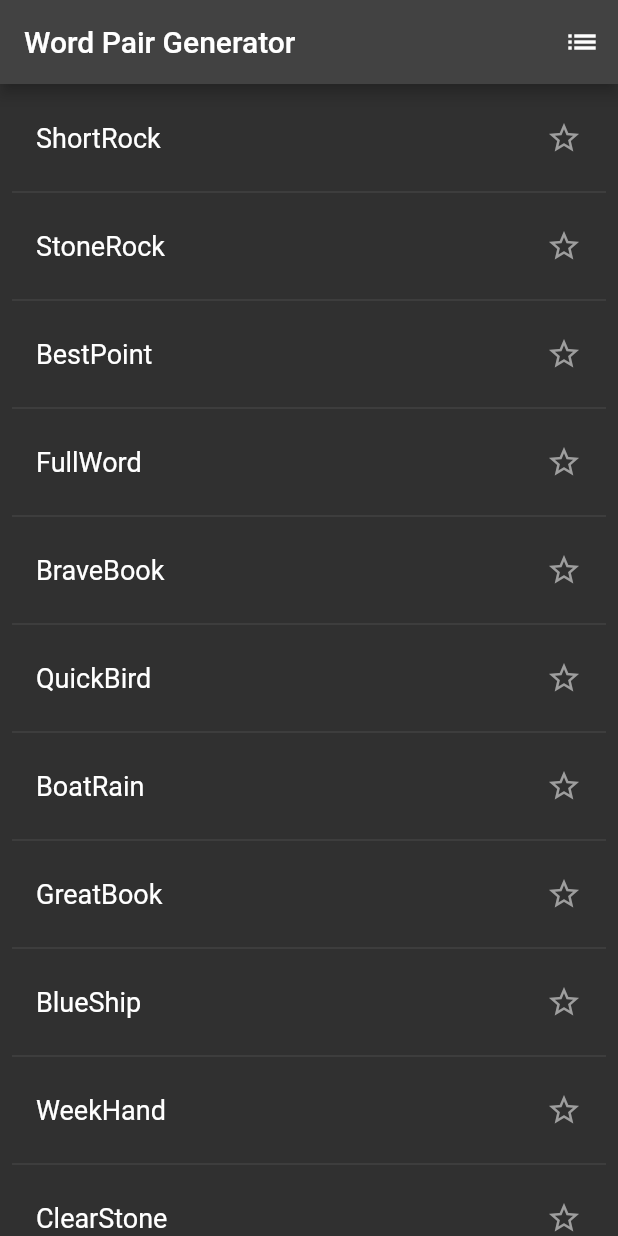
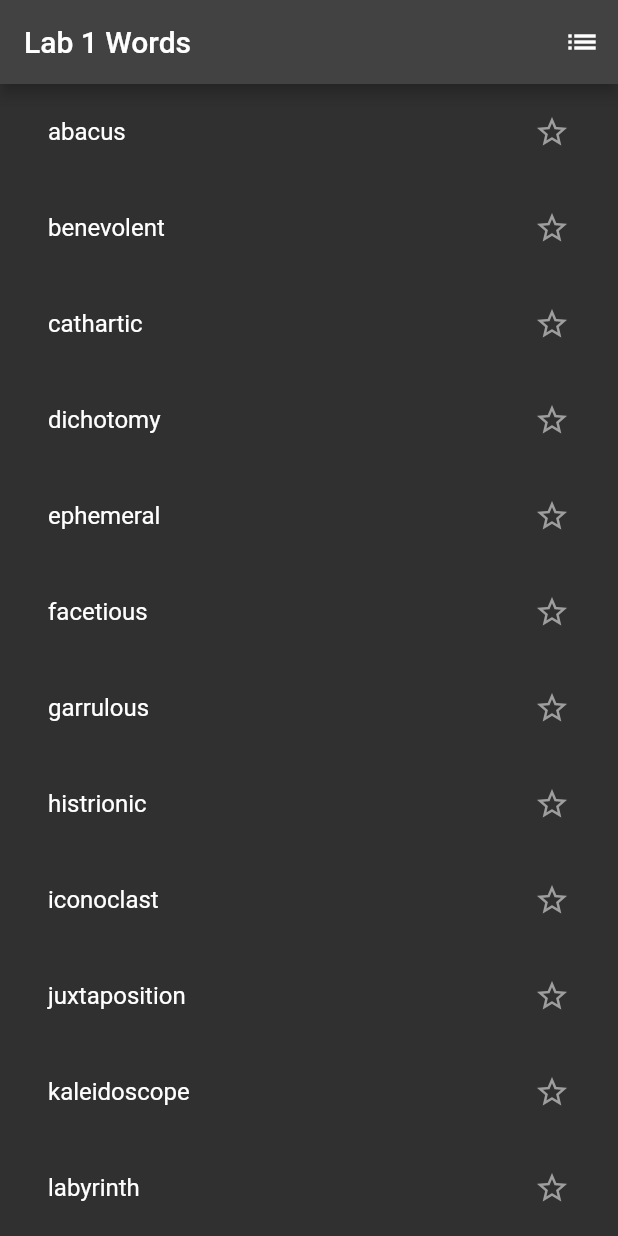
Before and after one commit to Jrod7938/CSC184_Lab_1, a Flutter app: the screen it shows after launch, on a phone screen of 412 x 824 dp. Run offline on Flutter 3.47's test engine with Material 2 defaults, Android fonts, the phone set to English and light mode, and no system bars.

Commit message:
added custom word list

```diff
--- /dev/null
+++ b/lib/data/words.dart
@@ -0,0 +1,38 @@
+import 'package:lab_1/model/lab_words.dart';
+
+final List<LabWord> labWords = [
+  LabWord('abacus', 'a frame with beads for counting'),
+  LabWord('benevolent', 'kind and generous'),
+  LabWord('cathartic', 'providing psychological relief'),
+  LabWord('dichotomy', 'a division into two contrasting parts'),
+  LabWord('ephemeral', 'lasting for a very short time'),
+  LabWord('facetious', 'treating serious issues with inappropriate humor'),
+  LabWord('garrulous', 'excessively talkative'),
+  LabWord('histrionic', 'overly theatrical or melodramatic'),
+  LabWord(
+      'iconoclast', 'a person who attacks cherished beliefs or institutions'),
+  LabWord('juxtaposition',
+      'the act of placing two things next to each other for comparison'),
+  LabWord('kaleidoscope', 'a antly changing pattern or sequence of elements'),
+  LabWord('labyrinth', 'a complicated irregular network of passages or paths'),
+  LabWord('mellifluous', 'sweet or musical; pleasant to hear'),
+  LabWord('nefarious', 'wicked or criminal'),
+  LabWord('obfuscate', 'to make something unclear or difficult to understand'),
+  LabWord('panacea', 'a solution or remedy for all problems or difficulties'),
+  LabWord('quintessential',
+      'representing the most perfect or typical example of a quality or class'),
+  LabWord('resilient', 'able to recover quickly from difficult conditions'),
+  LabWord('serendipity',
+      'the occurrence and development of events by chance in a happy or beneficial way'),
+  LabWord('taciturn', 'reserved or uncommunicative in speech; saying little'),
+  LabWord('ubiquitous', 'present, appearing, or found everywhere'),
+  LabWord('vexatious', 'causing annoyance, frustration, or worry'),
+  LabWord(
+      'wistful', 'having or showing a feeling of vague or regretful longing'),
+  LabWord('xenophobia',
+      'intense or irrational dislike or fear of people from other countries'),
+  LabWord('yoke',
+      'a wooden crosspiece that is fastened over the necks of two animals and attached to the plow or cart that they are to pull'),
+  LabWord('zealot',
+      'a person who is fanatical and uncompromising in pursuit of their religious, political, or other ideals'),
+];
--- a/lib/main.dart
+++ b/lib/main.dart
@@ -1,5 +1,5 @@
 import 'package:flutter/material.dart';
-import './random_words.dart';
+import 'view/random_words.dart';
 
 void main() {
   runApp(const MyApp());
--- /dev/null
+++ b/lib/model/lab_words.dart
@@ -0,0 +1,11 @@
+class LabWord {
+  LabWord(this.word, this.definition);
+
+  final String word;
+  final String definition;
+  var isSaved = false;
+
+  String getDefinition() {
+    return definition;
+  }
+}
--- a/lib/random_words.dart
+++ /dev/null
@@ -1,95 +0,0 @@
-import 'package:flutter/material.dart';
-import 'package:english_words/english_words.dart';
-
-class RandomWords extends StatefulWidget {
-  const RandomWords({super.key});
-
-  @override
-  RandomWordsState createState() => RandomWordsState();
-}
-
-class RandomWordsState extends State<RandomWords> {
-  final _randomWordPairs = <WordPair>[];
-  final _savedWordPairs = Set<WordPair>();
-
-  Widget _buildList() {
-    return ListView.builder(
-      padding: const EdgeInsets.all(8),
-      itemBuilder: (context, item) {
-        if (item.isOdd) return const Divider();
-
-        final index = item ~/ 2;
-
-        if (index >= _randomWordPairs.length) {
-          _randomWordPairs.addAll(generateWordPairs().take(10));
-        }
-
-        return _buildRow(_randomWordPairs[index]);
-      },
-    );
-  }
-
-  Widget _buildRow(WordPair pair) {
-    final alreadySaved = _savedWordPairs.contains(pair);
-
-    return ListTile(
-      title: Text(
-        pair.asPascalCase,
-        style: const TextStyle(fontSize: 18.0),
-      ),
-      trailing: Icon(
-        alreadySaved ? Icons.star : Icons.star_border,
-        color: alreadySaved ? Colors.yellow : Colors.grey,
-      ),
-      onTap: () {
-        setState(() {
-          if (alreadySaved) {
-            _savedWordPairs.remove(pair);
-          } else {
-            _savedWordPairs.add(pair);
-          }
-        });
-      },
-    );
-  }
-
-  void _pushSaved() {
-    Navigator.of(context).push(
-      MaterialPageRoute(
-        builder: (context) {
-          final Iterable<ListTile> tiles = _savedWordPairs.map((pair) {
-            return ListTile(
-              title: Text(
-                pair.asPascalCase,
-                style: const TextStyle(fontSize: 16.0),
-              ),
-            );
-          });
-
-          final List<Widget> divided =
-              ListTile.divideTiles(context: context, tiles: tiles).toList();
-
-          return Scaffold(
-            appBar: AppBar(title: const Text("Saved Word Pairs")),
-            body: ListView(
-              children: divided,
-            ),
-          );
-        },
-      ),
-    );
-  }
-
-  @override
-  Widget build(BuildContext context) {
-    return Scaffold(
-      appBar: AppBar(
-        title: const Text("Word Pair Generator"),
-        actions: [
-          IconButton(onPressed: _pushSaved, icon: const Icon(Icons.list))
-        ],
-      ),
-      body: _buildList(),
-    );
-  }
-}
--- /dev/null
+++ b/lib/view/random_words.dart
@@ -0,0 +1,87 @@
+import 'package:flutter/material.dart';
+import 'package:lab_1/model/lab_words.dart';
+import 'package:lab_1/data/words.dart';
+
+class RandomWords extends StatefulWidget {
+  const RandomWords({super.key});
+
+  @override
+  RandomWordsState createState() => RandomWordsState();
+}
+
+class RandomWordsState extends State<RandomWords> {
+  final List<LabWord> savedWords = [];
+
+  Widget _buildList() {
+    return ListView(
+      children: [
+        for (final word in labWords)
+          ListTile(
+            title: ListTile(
+              title: Text(word.word),
+              trailing: Icon(
+                word.isSaved ? Icons.star : Icons.star_border,
+                color: word.isSaved ? Colors.yellow : Colors.grey,
+              ),
+            ),
+            onTap: () {
+              setState(
+                () {
+                  word.isSaved = !word.isSaved;
+                  if (word.isSaved) {
+                    savedWords.add(word);
+                  } else {
+                    savedWords.remove(word);
+                  }
+                },
+              );
+            },
+          ),
+      ],
+    );
+  }
+
+  void _pushSaved() {
+    Navigator.of(context).push(
+      MaterialPageRoute(
+        builder: (context) {
+          return Scaffold(
+            appBar: AppBar(title: const Text('Saved Words')),
+            body: ListView(
+              children: [
+                for (final word in savedWords)
+                  ListTile(
+                    title: Text(word.word),
+                    onTap: () {
+                      showDialog(
+                        context: context,
+                        builder: (context) {
+                          return AlertDialog(
+                            title: Text(word.word),
+                            content: Text(word.definition),
+                          );
+                        },
+                      );
+                    },
+                  ),
+              ],
+            ),
+          );
+        },
+      ),
+    );
+  }
+
+  @override
+  Widget build(BuildContext context) {
+    return Scaffold(
+      appBar: AppBar(
+        title: const Text("Lab 1 Words"),
+        actions: [
+          IconButton(onPressed: _pushSaved, icon: const Icon(Icons.list))
+        ],
+      ),
+      body: _buildList(),
+    );
+  }
+}
```
